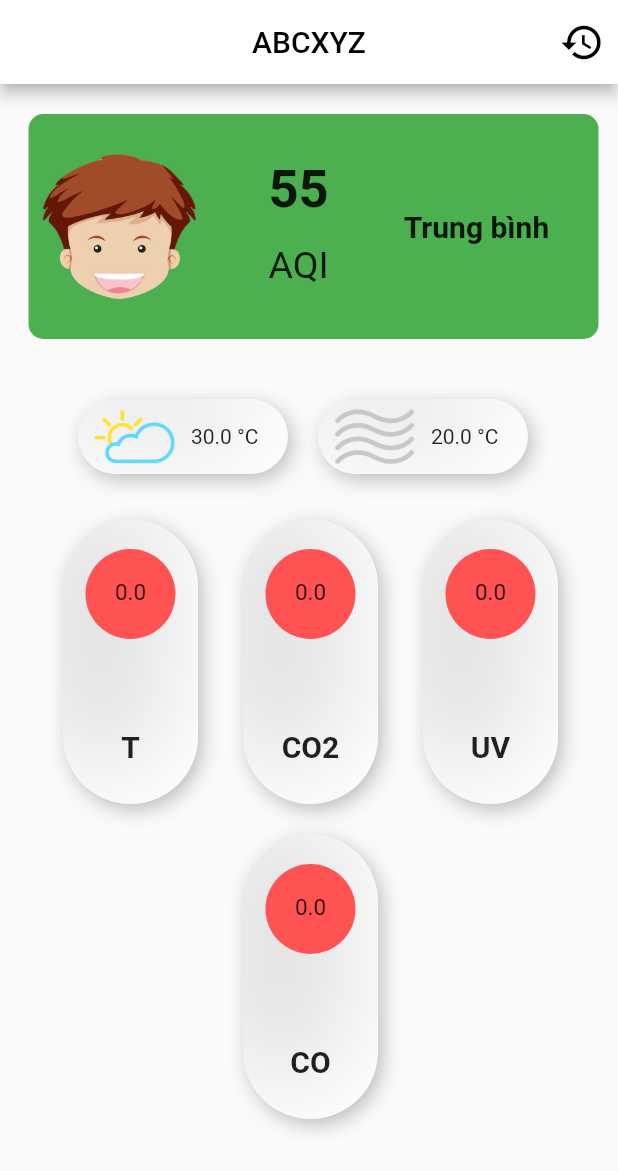
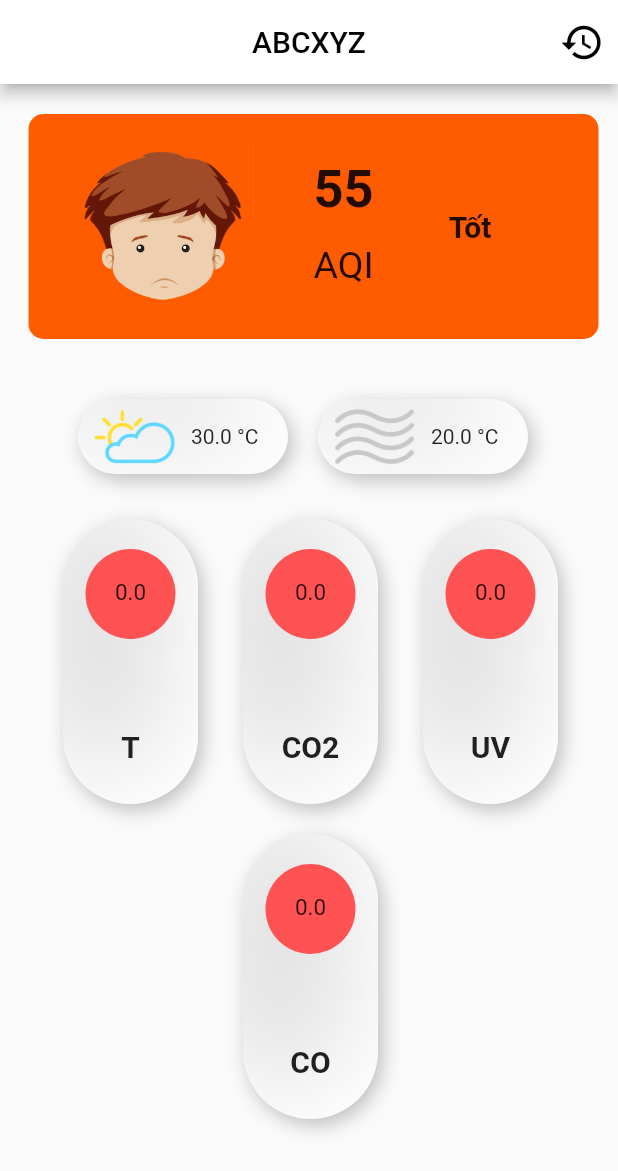
Before and after one commit to nvhuy0702/datn-kmt-2022, a Flutter app: the screen it shows after launch, on a phone screen of 412 x 824 dp. Shown: the top 1171 px of the screen. Run offline on Flutter 3.47's test engine with Material 2 defaults, Android fonts, the phone set to English and light mode, and no system bars; our stand-ins replace bloc, equatable, firebase_database, flutter_bloc, flutter_inset_box_shadow; accounts and stored records are empty.

Commit message:
color AQI

```diff
--- a/lib/colors/datn_colors.dart
+++ b/lib/colors/datn_colors.dart
@@ -3,8 +3,7 @@ class DATNColors {
   DATNColors._();
   static Color get good => const Color(0xFF3EC70B);
   static Color get moderate => const Color(0xFFF7EC09);
-  static Color get unhealthyFor => const Color(0xFFFF5B00);
-  static Color get sensitiveGr => const Color(0xFFFF5B00);
+  static Color get unhealthyForSensitiveGr => const Color(0xFFFF5B00);
   static Color get unhealthy => const Color(0xFFF94C66);
   static Color get veryUnhealthy => const Color(0xFFA149FA);
   static Color get hazardous => const Color(0xFF990000);
--- /dev/null
+++ b/lib/extension/to_name.dart
@@ -0,0 +1,31 @@
+import 'package:app_datn_2022/model/aqi_datn.dart';
+
+extension ToStatus on State {
+  String get getName {
+    switch(this) {
+      case State.GOOD:
+        return 'Tốt';
+        break;
+      case State.MODERATE:
+        // TODO: Handle this case.
+        return 'Trung bình';
+        break;
+      case State.UNHEALTHYGROUP:
+        // TODO: Handle this case.
+        return 'Xấu';
+        break;
+      case State.UNHEALTHY:
+        // TODO: Handle this case.
+        return 'Kém';
+        break;
+      case State.VERYUNHEALTHY:
+        // TODO: Handle this case.
+        return 'Rất kém';
+        break;
+      case State.HAZARDOUS:
+        // TODO: Handle this case.
+        return 'Nguy hại';
+        break;
+    }
+  }
+}
--- /dev/null
+++ b/lib/model/aqi_datn.dart
@@ -0,0 +1,52 @@
+import 'package:app_datn_2022/colors/datn_colors.dart';
+import 'package:flutter/material.dart';
+
+enum State {
+  GOOD,
+  MODERATE,
+  UNHEALTHYGROUP,
+  UNHEALTHY,
+  VERYUNHEALTHY,
+  HAZARDOUS
+}
+
+class aqiDATN {
+  final Color? color;
+  final State state;
+  final String? pathAvatar;
+
+  aqiDATN({this.color, required this.state, this.pathAvatar});
+
+  factory aqiDATN.initializeFromRange({required double range}) {
+    if (range >= 0 && range <= 50) {
+      return aqiDATN(
+          state: State.GOOD,
+          color: DATNColors.good,
+          pathAvatar: 'assets/images/1.png');
+    } else if (range >= 51 && range <= 100) {
+      return aqiDATN(
+          state: State.MODERATE,
+          color: DATNColors.moderate,
+          pathAvatar: 'assets/images/2.png');
+    } else if (range >= 101 && range <= 150) {
+      return aqiDATN(
+          state: State.UNHEALTHYGROUP,
+          color: DATNColors.unhealthyForSensitiveGr,
+          pathAvatar: 'assets/images/3.png');
+    } else if (range >= 151 && range <= 200) {
+      return aqiDATN(
+          state: State.UNHEALTHY,
+          color: DATNColors.unhealthy,
+          pathAvatar: 'assets/images/4.png');
+    } else if (range >= 201 && range <= 300) {
+      return aqiDATN(
+          state: State.VERYUNHEALTHY,
+          color: DATNColors.veryUnhealthy,
+          pathAvatar: 'assets/images/5.png');
+    }
+    return aqiDATN(
+        state: State.HAZARDOUS,
+        color: DATNColors.hazardous,
+        pathAvatar: 'assets/images/6.png');
+  }
+}
--- a/lib/widget/screen/air_quality_item.dart
+++ b/lib/widget/screen/air_quality_item.dart
@@ -1,19 +1,27 @@
 import 'package:app_datn_2022/bloc/value/value_bloc.dart';
+import 'package:app_datn_2022/extension/to_name.dart';
+import 'package:app_datn_2022/model/aqi_datn.dart' as TripleH;
 import 'package:flutter_inset_box_shadow/flutter_inset_box_shadow.dart';
 import 'package:flutter/material.dart' hide BoxDecoration, BoxShadow;
 
 class AirQualityItem extends StatefulWidget {
+
   const AirQualityItem({
     Key? key,
+    this.condition,
   }) : super(key: key);
+
+  final TripleH.aqiDATN? condition;
 
   @override
   State<AirQualityItem> createState() => _AirQualityItemState();
 }
 
+
 class _AirQualityItemState extends State<AirQualityItem> {
   ValueBloc valueBloc = ValueBloc();
   final primaryColor = const Color(0xFFE0E0E0);
+  int value = 55;
 
   @override
   void initState() {
@@ -25,7 +33,7 @@ class _AirQualityItemState extends State<AirQualityItem> {
   Widget build(BuildContext context) {
     return Column(
       children: [
-        _header(),
+        _header(widget.condition),
         const SizedBox(
           height: 40,
         ),
@@ -35,10 +43,7 @@ class _AirQualityItemState extends State<AirQualityItem> {
             const SizedBox(
               width: 20,
             ),
-            _weather(
-              'assets/images/50d.png',
-              20
-            ),
+            _weather('assets/images/50d.png', 20),
             const SizedBox(
               width: 10,
             ),
@@ -110,7 +115,7 @@ class _AirQualityItemState extends State<AirQualityItem> {
     );
   }
 
-  Row _header() {
+  Row _header(TripleH.aqiDATN? condition) {
     return Row(
       children: [
         const SizedBox(
@@ -120,11 +125,14 @@ class _AirQualityItemState extends State<AirQualityItem> {
           height: 150,
           width: 380,
           decoration: BoxDecoration(
-              color: Colors.green, borderRadius: BorderRadius.circular(10)),
+            color: TripleH.aqiDATN.initializeFromRange(range: 105).color,
+            borderRadius: BorderRadius.circular(10),
+          ),
           child: Row(
             children: [
-              const Image(
-                image: AssetImage('assets/images/1.png'),
+              const SizedBox(width: 30,),
+              Image(
+                image: AssetImage(TripleH.aqiDATN.initializeFromRange(range: 105).pathAvatar.toString()),
                 height: 120,
                 width: 120,
               ),
@@ -135,7 +143,7 @@ class _AirQualityItemState extends State<AirQualityItem> {
               const SizedBox(
                 width: 50,
               ),
-              _status()
+              _status(condition)
             ],
           ),
         ),
@@ -143,29 +151,32 @@ class _AirQualityItemState extends State<AirQualityItem> {
     );
   }
 
-  Text _status() {
-    return const Text(
-      'Trung bình',
-      style: TextStyle(fontSize: 20, fontWeight: FontWeight.bold),
+  Text _status(TripleH.aqiDATN? conditionDATN) {
+
+
+
+    return Text(
+      TripleH.aqiDATN.initializeFromRange(range: 50).state.getName,
+      style: const TextStyle(fontSize: 20, fontWeight: FontWeight.bold),
     );
   }
 
   Column _value() {
     return Column(
-      children: const [
-        SizedBox(
+      children: [
+        const SizedBox(
           height: 30,
         ),
         Text(
-          '55',
-          style: TextStyle(fontSize: 35, fontWeight: FontWeight.bold),
+          value.toString(),
+          style: const TextStyle(fontSize: 35, fontWeight: FontWeight.bold),
         ),
-        SizedBox(
+        const SizedBox(
           height: 15,
         ),
-        Text(
+        const Text(
           'AQI',
-          style: TextStyle(
+          style: const TextStyle(
             fontSize: 25,
           ),
         ),
```
